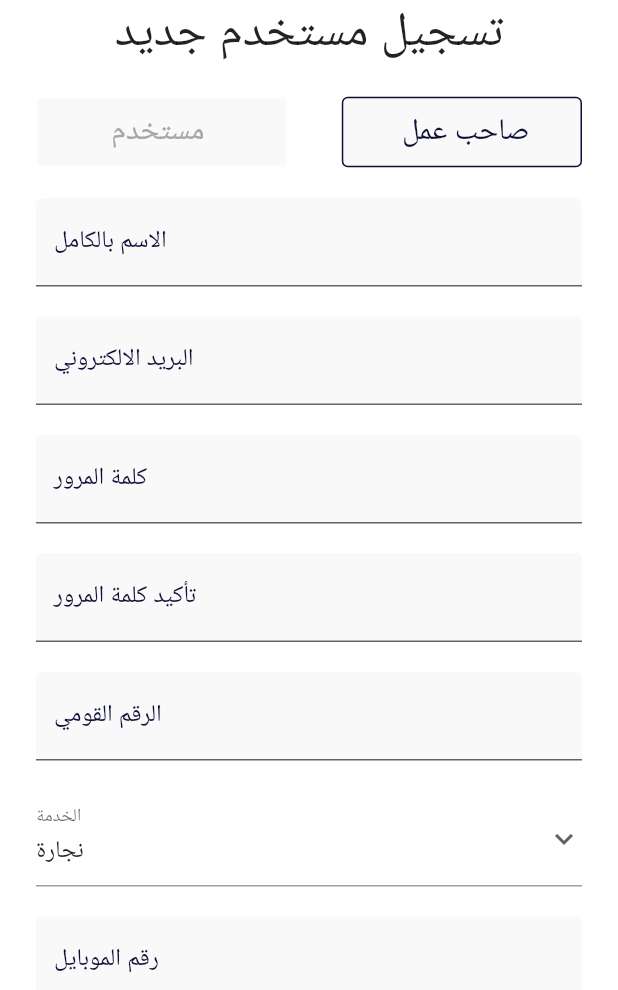
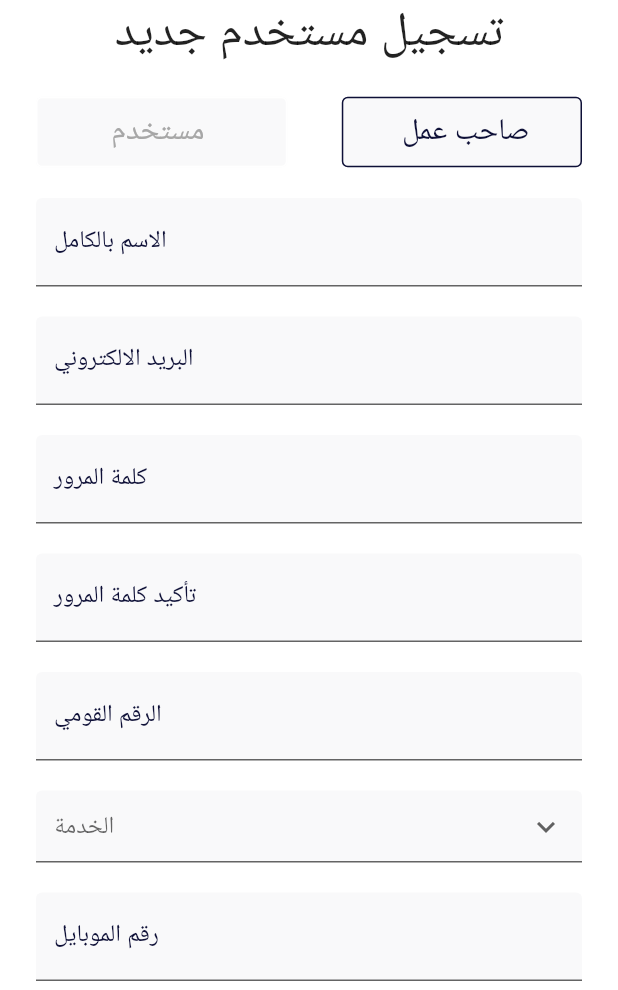
Before and after one commit to El-Helbawy-M/Termo_ieee_app, a Flutter app: the RegisterScreen screen opened directly, after a tap on "صاحب عمل", on a phone screen of 412 x 824 dp, the part 246-1236 px from its top. Run offline on Flutter 3.47's test engine with Material 2 defaults, Android fonts, the phone set to English and light mode, and no system bars; our stand-ins replace animated_splash_screen, dio, firebase_auth, flutter_svg; accounts and stored records are empty.

Commit message:
11/9/2022 aliaa

```diff
--- a/lib/main.dart
+++ b/lib/main.dart
@@ -1,5 +1,8 @@
 import 'package:flutter/material.dart';
 import 'package:flutter_localizations/flutter_localizations.dart';
+import 'package:thermo_ieee_app/services/authentication/screens/login_screen.dart';
+import 'package:thermo_ieee_app/services/filter/screens/filter_screen.dart';
+import 'package:thermo_ieee_app/services/filter/widgets/filter_dropdown.dart';
 import 'package:thermo_ieee_app/services/main/pages/main_page.dart';
 import 'package:thermo_ieee_app/services/search/search_screen.dart';
 import 'package:thermo_ieee_app/services/splash/screens/splash_screen.dart';
@@ -40,7 +43,7 @@
         }
         return supportedLangs.first;
       },
-      home: SearchScreen(),
+      home:FilterScreen(),
     );
   }
 }
--- a/lib/services/authentication/widgets/worker_register.dart
+++ b/lib/services/authentication/widgets/worker_register.dart
@@ -1,5 +1,7 @@
 import 'package:flutter/material.dart';
 import 'package:thermo_ieee_app/services/authentication/widgets/text_form_auth.dart';
+import 'package:thermo_ieee_app/services/filter/widgets/filter_dropdown.dart';
+
 class WorkerRegister extends StatefulWidget {
   const WorkerRegister({Key? key}) : super(key: key);
 
@@ -8,8 +10,8 @@ class WorkerRegister extends StatefulWidget {
 }
 
 class _WorkerRegisterState extends State<WorkerRegister> {
-  String selectedLetter='نجارة';
-  List items = ['نجارة', 'سباكة', 'خياطة','كهرباء','تشطيب','ق','ش'];
+  String? selectedLetter;
+  List items = ['نجارة', 'سباكة', 'خياطة', 'كهرباء', 'تشطيب', 'ق', 'ش'];
 
   @override
   Widget build(BuildContext context) {
@@ -23,23 +25,10 @@ class _WorkerRegisterState extends State<WorkerRegister> {
           SizedBox(
             height: 20,
           ),
-          DropdownButtonFormField<String>(
-            icon: Icon(Icons.keyboard_arrow_down),
-              decoration: InputDecoration(labelText: 'الخدمة'),
-              value: selectedLetter,
-              items: items
-                  .map(
-                    (item) => DropdownMenuItem<String>(
-                      value: item,
-                        child: Text(item)),
-                  )
-                  .toList(),
-              onChanged: ( val) {
-                setState(() {
-                  selectedLetter = val!;
-                });
-              }
-              ),
+          FilterDropdown(
+            text: 'الخدمة',
+            items: items
+          ),
           SizedBox(
             height: 20,
           ),
--- /dev/null
+++ b/lib/services/filter/widgets/filter_dropdown.dart
@@ -0,0 +1,43 @@
+import 'package:flutter/material.dart';
+
+import '../../../helpers/colors.dart';
+
+class FilterDropdown extends StatefulWidget {
+  final List? items;
+  String? selectedLetter;
+  final String? text;
+  final InputBorder? border;
+
+  FilterDropdown({this.items, this.selectedLetter, this.text, this.border});
+
+  @override
+  _FilterDropdownState createState() => _FilterDropdownState();
+}
+
+class _FilterDropdownState extends State<FilterDropdown> {
+  @override
+  Widget build(BuildContext context) {
+    return DropdownButtonFormField<String>(
+        icon: Icon(Icons.keyboard_arrow_down),
+        decoration:
+        InputDecoration(
+          filled: true,
+          fillColor: AppColors.hintFieldColor,
+          hintText: widget.text,
+          border:widget.border/* OutlineInputBorder(
+              borderRadius: BorderRadius.circular(10),
+              borderSide: BorderSide(color: AppColors.mainColor)),*/,focusedBorder: widget.border
+        ),
+        items: widget.items!
+            .map(
+              (item) =>
+                  DropdownMenuItem<String>(value: item, child: Text(item)),
+            )
+            .toList(),
+        onChanged: (val) {
+          setState(() {
+            widget.selectedLetter = val!;
+          });
+        });
+  }
+}
```
Also changed, not shown: lib/services/filter/screens/filter_screen.dart (added, +42 -0 lines), lib/services/search/search_screen.dart (+21 -13 lines), pubspec.lock.
